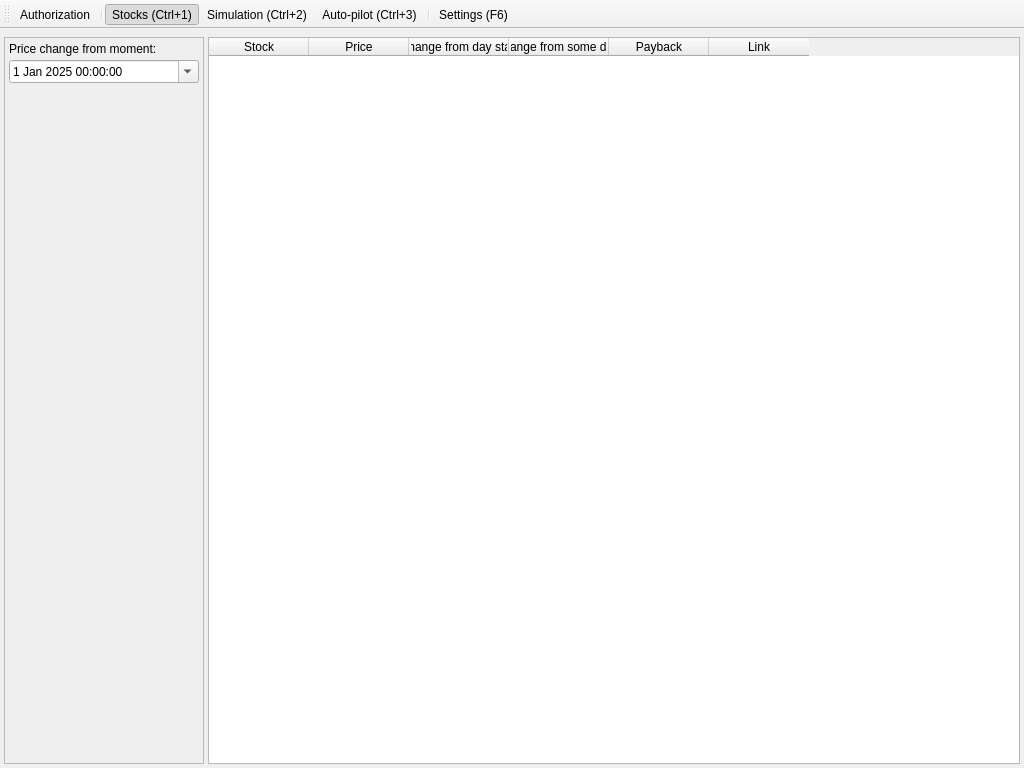
Old version of the form app/src/main/mainwindow.ui in the repository Gris87/TInvestor.
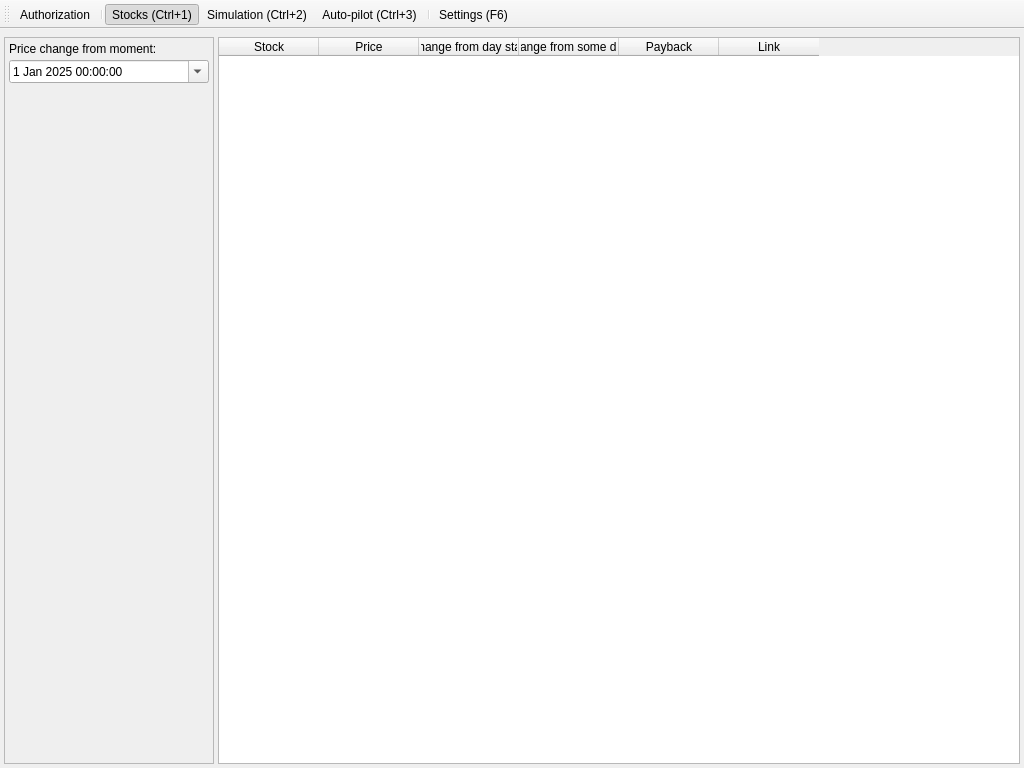
New version of the form. Icons and pictures are not drawn. Custom widgets are drawn as their Qt base class.

```diff
--- a/app/src/main/mainwindow.ui
+++ b/app/src/main/mainwindow.ui
@@ -56,7 +56,7 @@
          <widget class="QScrollArea" name="scrollArea">
           <property name="maximumSize">
            <size>
-            <width>200</width>
+            <width>210</width>
             <height>16777215</height>
            </size>
           </property>
@@ -68,7 +68,7 @@
             <rect>
              <x>0</x>
              <y>0</y>
-             <width>198</width>
+             <width>208</width>
              <height>705</height>
             </rect>
            </property>
```
